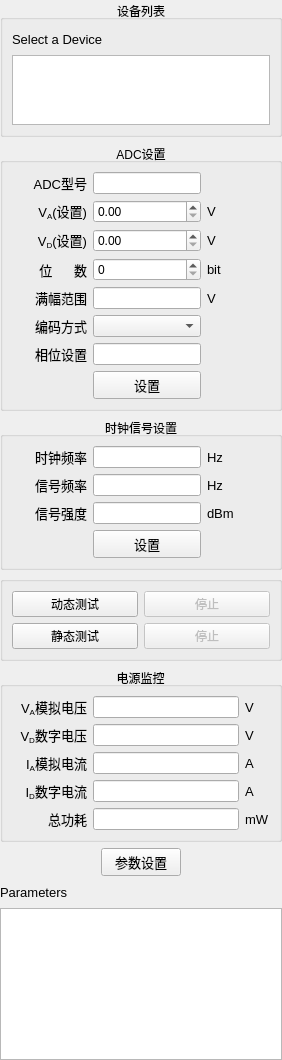
Quenii/ADCEVM, file soft/zebra-scope/ControlPanel.ui: the form before one commit.
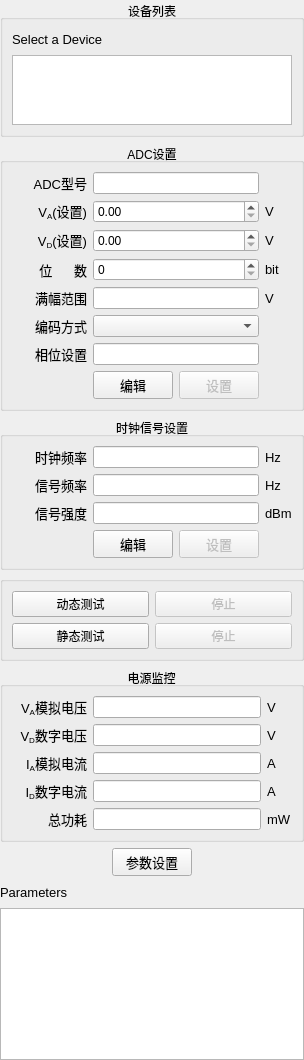
The form after the commit.

What changed in the file:
```diff
--- a/soft/zebra-scope/ControlPanel.ui
+++ b/soft/zebra-scope/ControlPanel.ui
@@ -348,28 +348,54 @@
           </property>
          </spacer>
         </item>
-        <item row="7" column="1">
-         <widget class="QPushButton" name="pushButtonApplyAdcSettings">
-          <property name="sizePolicy">
-           <sizepolicy hsizetype="Preferred" vsizetype="Fixed">
-            <horstretch>0</horstretch>
-            <verstretch>0</verstretch>
-           </sizepolicy>
-          </property>
-          <property name="font">
-           <font>
-            <family>Arial</family>
-            <pointsize>10</pointsize>
-           </font>
-          </property>
-          <property name="text">
-           <string>设置</string>
-          </property>
-         </widget>
-        </item>
         <item row="5" column="1">
          <widget class="QComboBox" name="codingComboBox"/>
         </item>
+        <item row="7" column="1">
+         <layout class="QHBoxLayout" name="horizontalLayout_7">
+          <item>
+           <widget class="QPushButton" name="pushButtonEditAdcSettings">
+            <property name="sizePolicy">
+             <sizepolicy hsizetype="Preferred" vsizetype="Fixed">
+              <horstretch>0</horstretch>
+              <verstretch>0</verstretch>
+             </sizepolicy>
+            </property>
+            <property name="font">
+             <font>
+              <family>Arial</family>
+              <pointsize>10</pointsize>
+             </font>
+            </property>
+            <property name="text">
+             <string>编辑</string>
+            </property>
+           </widget>
+          </item>
+          <item>
+           <widget class="QPushButton" name="pushButtonApplyAdcSettings">
+            <property name="enabled">
+             <bool>false</bool>
+            </property>
+            <property name="sizePolicy">
+             <sizepolicy hsizetype="Preferred" vsizetype="Fixed">
+              <horstretch>0</horstretch>
+              <verstretch>0</verstretch>
+             </sizepolicy>
+            </property>
+            <property name="font">
+             <font>
+              <family>Arial</family>
+              <pointsize>10</pointsize>
+             </font>
+            </property>
+            <property name="text">
+             <string>设置</string>
+            </property>
+           </widget>
+          </item>
+         </layout>
+        </item>
        </layout>
       </item>
      </layout>
@@ -503,7 +529,7 @@
           </property>
          </widget>
         </item>
-        <item row="3" column="0">
+        <item row="4" column="0">
          <spacer name="horizontalSpacer_10">
           <property name="orientation">
            <enum>Qt::Horizontal</enum>
@@ -519,26 +545,7 @@
           </property>
          </spacer>
         </item>
-        <item row="3" column="1">
-         <widget class="QPushButton" name="pushButtonSignalSettings">
-          <property name="sizePolicy">
-           <sizepolicy hsizetype="Preferred" vsizetype="Fixed">
-            <horstretch>0</horstretch>
-            <verstretch>0</verstretch>
-           </sizepolicy>
-          </property>
-          <property name="font">
-           <font>
-            <family>Arial</family>
-            <pointsize>10</pointsize>
-           </font>
-          </property>
-          <property name="text">
-           <string>设置</string>
-          </property>
-         </widget>
-        </item>
-        <item row="3" column="2">
+        <item row="4" column="2">
          <spacer name="horizontalSpacer_8">
           <property name="orientation">
            <enum>Qt::Horizontal</enum>
@@ -554,6 +561,51 @@
           </property>
          </spacer>
         </item>
+        <item row="4" column="1">
+         <layout class="QHBoxLayout" name="horizontalLayout_6">
+          <item>
+           <widget class="QPushButton" name="pushButtonEditSignalSettings">
+            <property name="sizePolicy">
+             <sizepolicy hsizetype="Preferred" vsizetype="Fixed">
+              <horstretch>0</horstretch>
+              <verstretch>0</verstretch>
+             </sizepolicy>
+            </property>
+            <property name="font">
+             <font>
+              <family>Arial</family>
+              <pointsize>10</pointsize>
+             </font>
+            </property>
+            <property name="text">
+             <string>编辑</string>
+            </property>
+           </widget>
+          </item>
+          <item>
+           <widget class="QPushButton" name="pushButtonApplySignalSettings">
+            <property name="enabled">
+             <bool>false</bool>
+            </property>
+            <property name="sizePolicy">
+             <sizepolicy hsizetype="Preferred" vsizetype="Fixed">
+              <horstretch>0</horstretch>
+              <verstretch>0</verstretch>
+             </sizepolicy>
+            </property>
+            <property name="font">
+             <font>
+              <family>Arial</family>
+              <pointsize>10</pointsize>
+             </font>
+            </property>
+            <property name="text">
+             <string>设置</string>
+            </property>
+           </widget>
+          </item>
+         </layout>
+        </item>
        </layout>
       </item>
      </layout>
```
